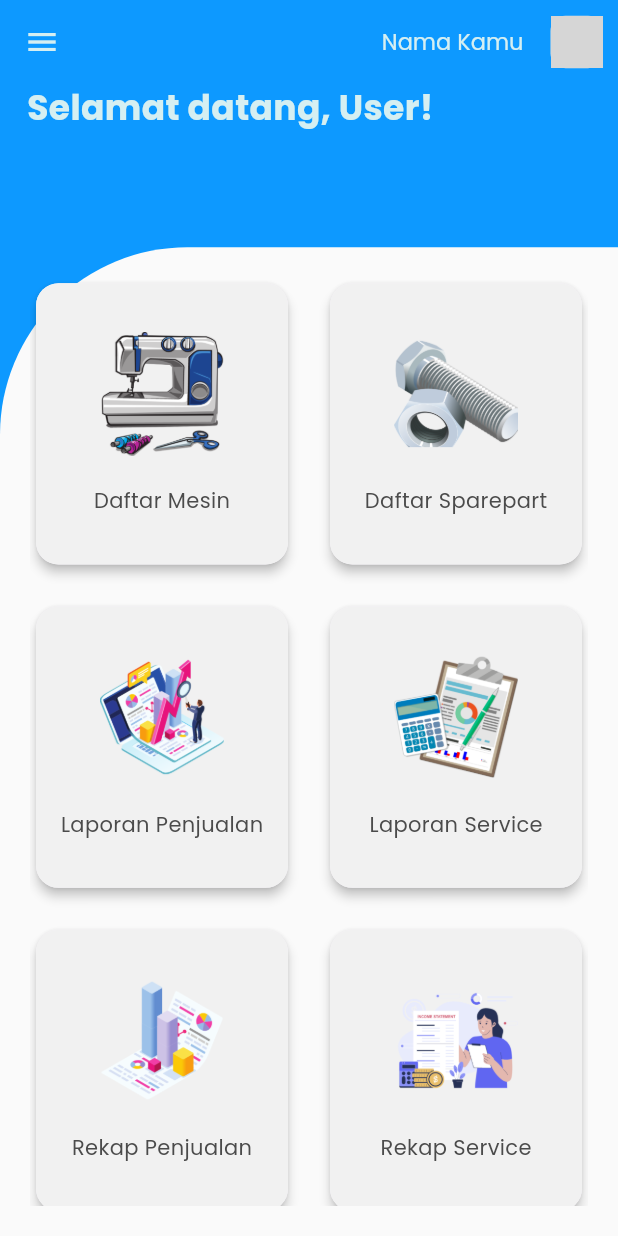
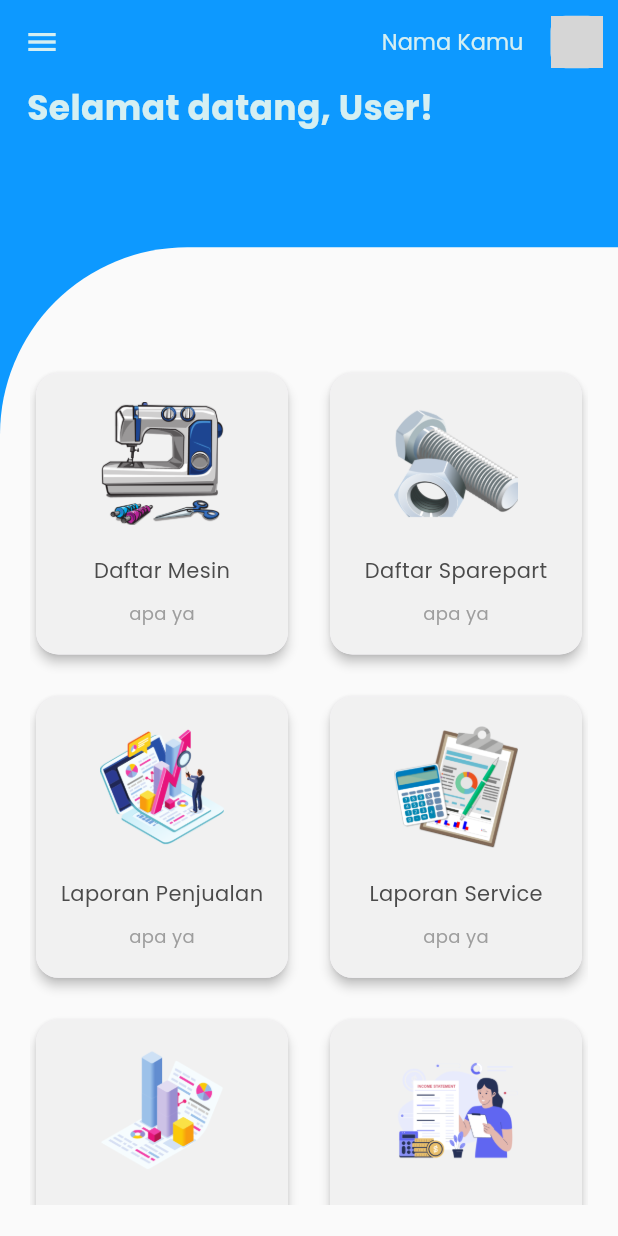
Before and after one commit to FardanAthilla/Project_TA, a Flutter app: the screen it shows after launch, on a phone screen of 412 x 824 dp. Run offline on Flutter 3.47's test engine with Material 3 defaults, Android fonts, the phone set to English and light mode, and no system bars; our stand-ins replace flutter_svg, get, google_fonts; grey boxes are pictures that could not be loaded.

Commit message:
feat: [AS] atleast udah bisa

```diff
--- a/lib/Page/home_page/homepage.dart
+++ b/lib/Page/home_page/homepage.dart
@@ -60,7 +60,6 @@ return Scaffold(
                       color: Warna.white,
                     ),
                   ),
-              Spacer(),
                 ],
               ),
             ),
@@ -80,6 +79,10 @@ return Scaffold(
               height: MediaQuery.of(context).size.height / 1.25,
               padding: const EdgeInsets.all(20),
               child: Center(
+                child: Padding(
+                  padding: const EdgeInsets.only(bottom: 1, top: 60),
+
+
                   child: GridView.count(
                     shrinkWrap: true,
                     crossAxisCount: 2,
@@ -96,6 +99,7 @@ return Scaffold(
                             borderRadius: BorderRadius.circular(15.0),
                           ),
                           child: Container(
+                            padding: EdgeInsets.all(10), // Tambah padding di sini
                             decoration: BoxDecoration(
                               color: Warna.card,
                               borderRadius: BorderRadius.circular(
@@ -119,7 +123,16 @@ return Scaffold(
                                       color: Warna.teks,
                                     ),
                                   ),
+                                  SizedBox(height: 10),
+                                  Text(
+                                    "apa ya",
+                                    style: TextStyle(
+                                      fontSize: 12,
+                                      color: Colors.grey,
+                                    ),
+                                  ),
                                 ],
+                              ),
                             ),
                           ),
                         ),
@@ -133,8 +146,5 @@ return Scaffold(
         ],
       ),
     );
-
-
-
   }
 }
```
Also changed, not shown: lib/Page/home_page/widget/gridcard.dart (added). Lines whose indentation alone changed are shown as unchanged.
